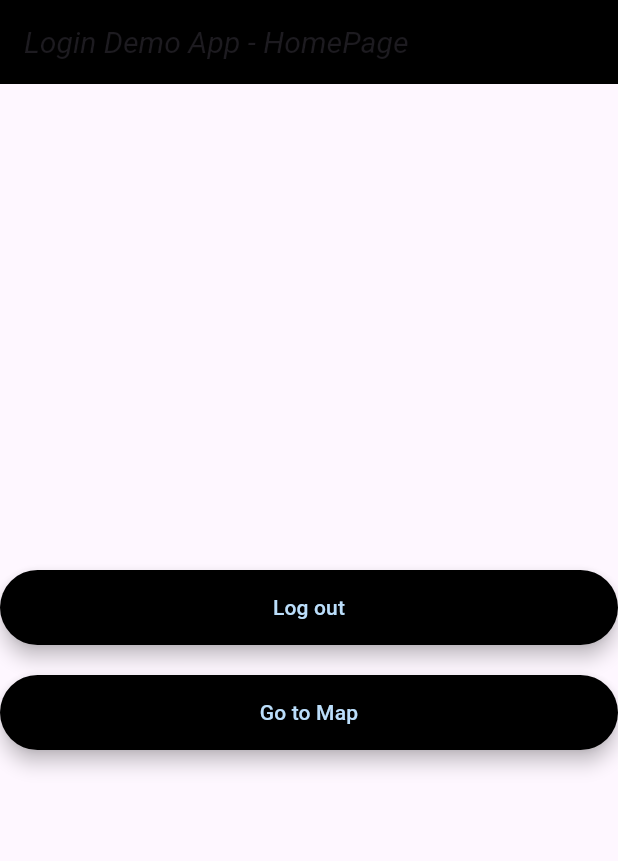
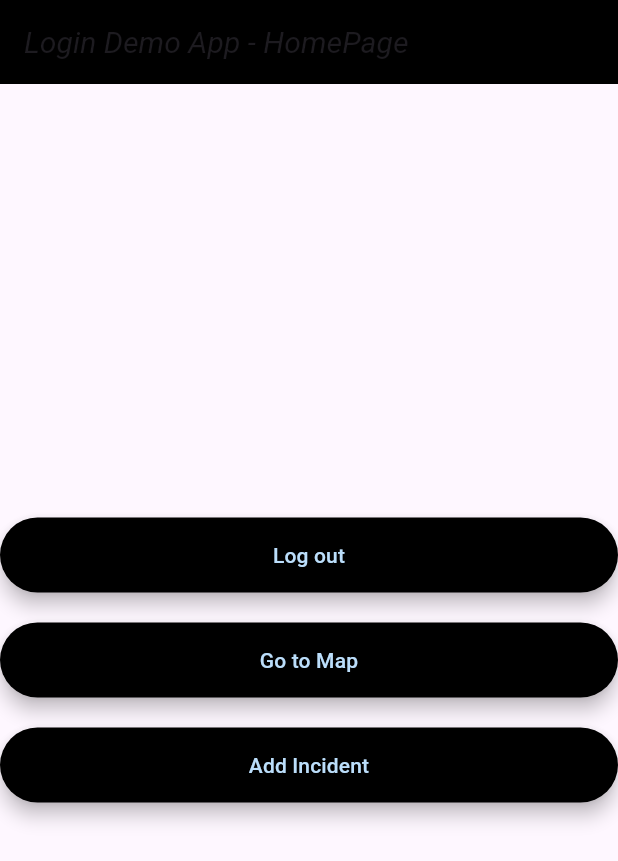
Before and after one commit to anastazee/city-report, a Flutter app: the Home screen opened directly, on a phone screen of 412 x 824 dp. Shown: the top 861 px of the screen. Run offline on Flutter 3.47's test engine with Material 3 defaults, Android fonts, the phone set to English and light mode, and no system bars; our stand-ins replace cloud_firestore, firebase_auth, firebase_core, flutter_map, geolocator, latlong2; accounts and stored records are empty; Roboto replaces fonts that are missing (Georgia).

Commit message:
a try before merge

```diff
--- a/lib/screens/home/home.dart
+++ b/lib/screens/home/home.dart
@@ -2,6 +2,8 @@ import 'package:flutter_application_1/services/auth.dart';
 import 'package:flutter/material.dart';
 import '../authenticate/login.dart';
 import '../map/mappage.dart';
+import '../new_incident/new_incident.dart';
+
 
 class Home extends StatefulWidget{
   @override
@@ -33,6 +35,27 @@ class _Home extends State<Home>{
         },
         child: Text(
           "Log out",
+          style: TextStyle(color: Theme.of(context).primaryColorLight),
+          textAlign: TextAlign.center,
+        ),
+      ),
+    );
+
+ final AddIncident = Material(
+      elevation: 5.0,
+      borderRadius: BorderRadius.circular(30.0),
+      color: Theme.of(context).primaryColor,
+      child: MaterialButton(
+        minWidth: MediaQuery.of(context).size.width,
+        padding: const EdgeInsets.fromLTRB(20.0, 15.0, 20.0, 15.0),
+        onPressed: () {
+          Navigator.push(
+            context,
+            MaterialPageRoute(builder: (context) => NewIncident()),
+          );
+        },
+        child: Text(
+          "Add Incident",
           style: TextStyle(color: Theme.of(context).primaryColorLight),
           textAlign: TextAlign.center,
         ),
@@ -74,6 +97,8 @@ final viewMap = Material(
             SignOut,
             SizedBox(height: 20.0), // Add some spacing between buttons
             viewMap,
+            SizedBox(height: 20.0),
+            AddIncident,
           ],
         ),
       ),
```
